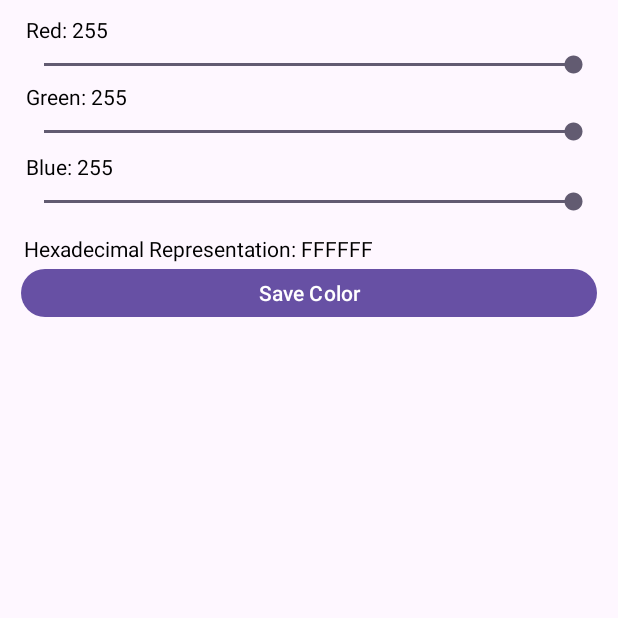
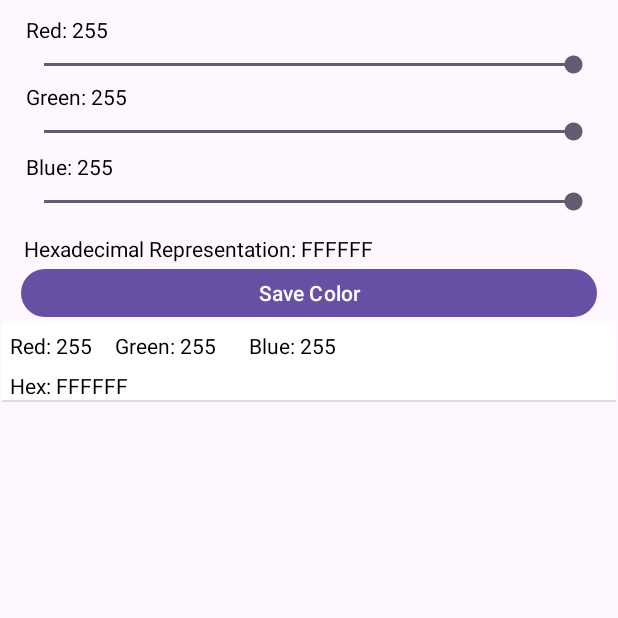
Before and after one commit to rluxv/CIS183_Homework02, an Android app: the screen it shows after launch (MainActivity), after a tap on "Save Color", on a phone screen of 412 x 824 dp, the top half of it. Run offline under Robolectric (Android 15) with nearby library versions, the phone set to English and light mode, and no system bars.

Commit message:
Save Colors and display them on list

```diff
--- /dev/null
+++ b/Homework02_Program01/app/src/main/java/com/example/homework02_program01/ColorInfo.java
@@ -0,0 +1,55 @@
+package com.example.homework02_program01;
+
+public class ColorInfo
+{
+    private int red, green, blue;
+
+    String hex;
+    public ColorInfo(int r, int g, int b, String h)
+    {
+        red = r;
+        green = g;
+        blue = b;
+        hex = h;
+    }
+    public int getRed()
+    {
+        return red;
+    }
+
+    public void setRed(int red)
+    {
+        this.red = red;
+    }
+
+    public int getGreen()
+    {
+        return green;
+    }
+
+    public void setGreen(int green)
+    {
+        this.green = green;
+    }
+
+    public int getBlue()
+    {
+        return blue;
+    }
+
+    public void setBlue(int blue)
+    {
+        this.blue = blue;
+    }
+
+    public String getHex()
+    {
+        return hex;
+    }
+
+    public void setHex(String hex)
+    {
+        this.hex = hex;
+    }
+
+}
--- /dev/null
+++ b/Homework02_Program01/app/src/main/java/com/example/homework02_program01/ColorListAdapter.java
@@ -0,0 +1,88 @@
+package com.example.homework02_program01;
+
+import android.app.Activity;
+import android.content.Context;
+import android.graphics.Color;
+import android.view.LayoutInflater;
+import android.view.View;
+import android.view.ViewGroup;
+import android.widget.BaseAdapter;
+import android.widget.TextView;
+
+import java.util.ArrayList;
+
+public class ColorListAdapter extends BaseAdapter
+{
+
+    ArrayList<ColorInfo> listOfColors;
+    Context context;
+
+    public ColorListAdapter(Context c, ArrayList<ColorInfo> ls)
+    {
+        //Passed to the claim from MainActivity.java
+        context = c;
+        listOfColors = ls;
+    }
+
+    @Override
+    public int getCount()
+    {
+        return listOfColors.size();
+    }
+
+    @Override
+    public Object getItem(int i)
+    {
+        return listOfColors.get(i);
+    }
+
+    @Override
+    public long getItemId(int i)
+    {
+        return i;
+    }
+
+    @Override
+    public View getView(int i, View view, ViewGroup viewGroup)
+    {
+        if(view == null)
+        {
+            LayoutInflater mInflator = (LayoutInflater) context.getSystemService(Activity.LAYOUT_INFLATER_SERVICE);
+            view = mInflator.inflate(R.layout.color_cell, null);
+        }
+
+        //find the gui elements in custom_cell.xml
+        //TextView name = view.findViewById(R.id.tv_v_customCell_name);
+        //TextView email = view.findViewById(R.id.tv_v_customCell_email);
+
+        TextView red = view.findViewById(R.id.tv_v_c_red);
+        TextView green = view.findViewById(R.id.tv_v_c_green);
+        TextView blue = view.findViewById(R.id.tv_v_c_blue);
+        TextView hex = view.findViewById(R.id.tv_v_c_hex);
+
+        ColorInfo color = listOfColors.get(i);
+
+        red.setText("Red: " + color.getRed());
+        green.setText("Green: " + color.getGreen());
+        blue.setText("Blue: " + color.getBlue());
+        hex.setText("Hex: " + color.getHex());
+        view.setBackgroundColor(Color.rgb(color.getRed(), color.getGreen(), color.getBlue()));
+        if (color.getRed() < 60 && color.getGreen() < 60 && color.getBlue() < 120)
+        {
+            red.setTextColor(Color.rgb(255, 255, 255));
+            green.setTextColor(Color.rgb(255, 255, 255));
+            blue.setTextColor(Color.rgb(255, 255, 255));
+            hex.setTextColor(Color.rgb(255, 255, 255));
+        }
+
+        //get the user at position i (i is passed to this function)
+        //User user = listOfUsers.get(i);
+
+        //set the gui for the custom_cell.xml
+        //name.setText(user.getlName() + ", " + user.getfName());
+        //email.setText(user.getEmail());
+
+        //return the view we created
+        return view;
+    }
+}
--- a/Homework02_Program01/app/src/main/java/com/example/homework02_program01/MainActivity.java
+++ b/Homework02_Program01/app/src/main/java/com/example/homework02_program01/MainActivity.java
@@ -17,12 +17,18 @@ import android.widget.ListView;
 import android.widget.SeekBar;
 import android.widget.TextView;
 
-public class MainActivity extends AppCompatActivity {
+import java.util.ArrayList;
+
+public class MainActivity extends AppCompatActivity
+{
 
     Button btn_j_saveColor;
     SeekBar sb_j_red, sb_j_green, sb_j_blue;
     ListView lv_j_listOfColors;
     TextView tv_j_red, tv_j_green, tv_j_blue, tv_j_hexRep;
+    ArrayList<ColorInfo> listOfColors;
+    ColorListAdapter adapter;
+
     @Override
     protected void onCreate(Bundle savedInstanceState)
     {
@@ -30,6 +36,7 @@ public class MainActivity extends AppCompatActivity {
         setContentView(R.layout.activity_main);
         setAssociations();
         registerListeners();
+        listOfColors = new ArrayList<ColorInfo>();
     }
 
     public void setAssociations()
@@ -62,6 +69,10 @@ public class MainActivity extends AppCompatActivity {
             @Override
             public void onClick(View view)
             {
+                addColor();
+                fillListView();
+                adapter.notifyDataSetChanged();
+                resetView();
                 Log.d("SaveColorButtonPress", "Success");
             }
         });
@@ -171,24 +182,52 @@ public class MainActivity extends AppCompatActivity {
         int red = sb_j_red.getProgress();
         int green = sb_j_green.getProgress();
         int blue = sb_j_blue.getProgress();
+        String sRed = Integer.toHexString(red).toUpperCase();
+        String sGreen = Integer.toHexString(green).toUpperCase();
+        String sBlue = Integer.toHexString(blue).toUpperCase();
+
         tv_j_red.setText("Red: " + red);
         tv_j_green.setText("Green: " + green);
         tv_j_blue.setText("Blue: " + blue);
-        if(red < 60 && green < 60 && blue < 120)
+        tv_j_hexRep.setText("Hexadecimal Representation: " + sRed + sGreen + sBlue);
+        if (red < 60 && green < 60 && blue < 120)
         {
-            tv_j_red.setTextColor(Color.rgb(255,255,255));
-            tv_j_green.setTextColor(Color.rgb(255,255,255));
-            tv_j_blue.setTextColor(Color.rgb(255,255,255));
-            tv_j_hexRep.setTextColor(Color.rgb(255,255,255));
-        }
-        else
+            tv_j_red.setTextColor(Color.rgb(255, 255, 255));
+            tv_j_green.setTextColor(Color.rgb(255, 255, 255));
+            tv_j_blue.setTextColor(Color.rgb(255, 255, 255));
+            tv_j_hexRep.setTextColor(Color.rgb(255, 255, 255));
+        } else
         {
-            tv_j_red.setTextColor(Color.rgb(0,0,0));
-            tv_j_green.setTextColor(Color.rgb(0,0,0));
-            tv_j_blue.setTextColor(Color.rgb(0,0,0));
-            tv_j_hexRep.setTextColor(Color.rgb(0,0,0));
+            tv_j_red.setTextColor(Color.rgb(0, 0, 0));
+            tv_j_green.setTextColor(Color.rgb(0, 0, 0));
+            tv_j_blue.setTextColor(Color.rgb(0, 0, 0));
+            tv_j_hexRep.setTextColor(Color.rgb(0, 0, 0));
         }
         //tv_j_red.setTextColor(Color.rgb(0,0,0));
     }
 
+    public void addColor()
+    {
+        int red = sb_j_red.getProgress();
+        int green = sb_j_green.getProgress();
+        int blue = sb_j_blue.getProgress();
+        String hex = Integer.toHexString(red).toUpperCase() + Integer.toHexString(green).toUpperCase() + Integer.toHexString(blue).toUpperCase();
+        ColorInfo colorToAdd = new ColorInfo(red, green, blue, hex);
+        listOfColors.add(colorToAdd);
+    }
+
+    public void fillListView()
+    {
+        adapter = new ColorListAdapter(this, listOfColors);
+        //set the listviews adapter
+        lv_j_listOfColors.setAdapter(adapter);
+    }
+
+    public void resetView()
+    {
+        sb_j_red.setProgress(255);
+        sb_j_green.setProgress(255);
+        sb_j_blue.setProgress(255);
+    }
+
 }
--- /dev/null
+++ b/Homework02_Program01/app/src/main/res/layout/color_cell.xml
@@ -0,0 +1,52 @@
+<?xml version="1.0" encoding="utf-8"?>
+<androidx.constraintlayout.widget.ConstraintLayout xmlns:android="http://schemas.android.com/apk/res/android"
+    xmlns:app="http://schemas.android.com/apk/res-auto"
+    xmlns:tools="http://schemas.android.com/tools"
+    android:id="@+id/color_cell"
+    android:layout_width="match_parent"
+    android:layout_height="match_parent">
+
+    <TextView
+        android:id="@+id/tv_v_c_red"
+        android:layout_width="wrap_content"
+        android:layout_height="wrap_content"
+        android:layout_marginStart="5dp"
+        android:layout_marginTop="5dp"
+        android:text="Red: 255"
+        android:textColor="#000000"
+        app:layout_constraintStart_toStartOf="parent"
+        app:layout_constraintTop_toTopOf="parent" />
+
+    <TextView
+        android:id="@+id/tv_v_c_green"
+        android:layout_width="wrap_content"
+        android:layout_height="wrap_content"
+        android:layout_marginStart="15dp"
+        android:layout_marginTop="5dp"
+        android:text="Green: 255"
+        android:textColor="#000000"
+        app:layout_constraintStart_toEndOf="@+id/tv_v_c_red"
+        app:layout_constraintTop_toTopOf="parent" />
+
+    <TextView
+        android:id="@+id/tv_v_c_blue"
+        android:layout_width="wrap_content"
+        android:layout_height="wrap_content"
+        android:layout_marginStart="22dp"
+        android:layout_marginTop="5dp"
+        android:text="Blue: 255"
+        android:textColor="#000000"
+        app:layout_constraintStart_toEndOf="@+id/tv_v_c_green"
+        app:layout_constraintTop_toTopOf="parent" />
+
+    <TextView
+        android:id="@+id/tv_v_c_hex"
+        android:layout_width="wrap_content"
+        android:layout_height="wrap_content"
+        android:layout_marginStart="5dp"
+        android:layout_marginTop="7dp"
+        android:text="Hex: FFFFFF"
+        android:textColor="#000000"
+        app:layout_constraintStart_toStartOf="parent"
+        app:layout_constraintTop_toBottomOf="@+id/tv_v_c_red" />
+</androidx.constraintlayout.widget.ConstraintLayout>
```
